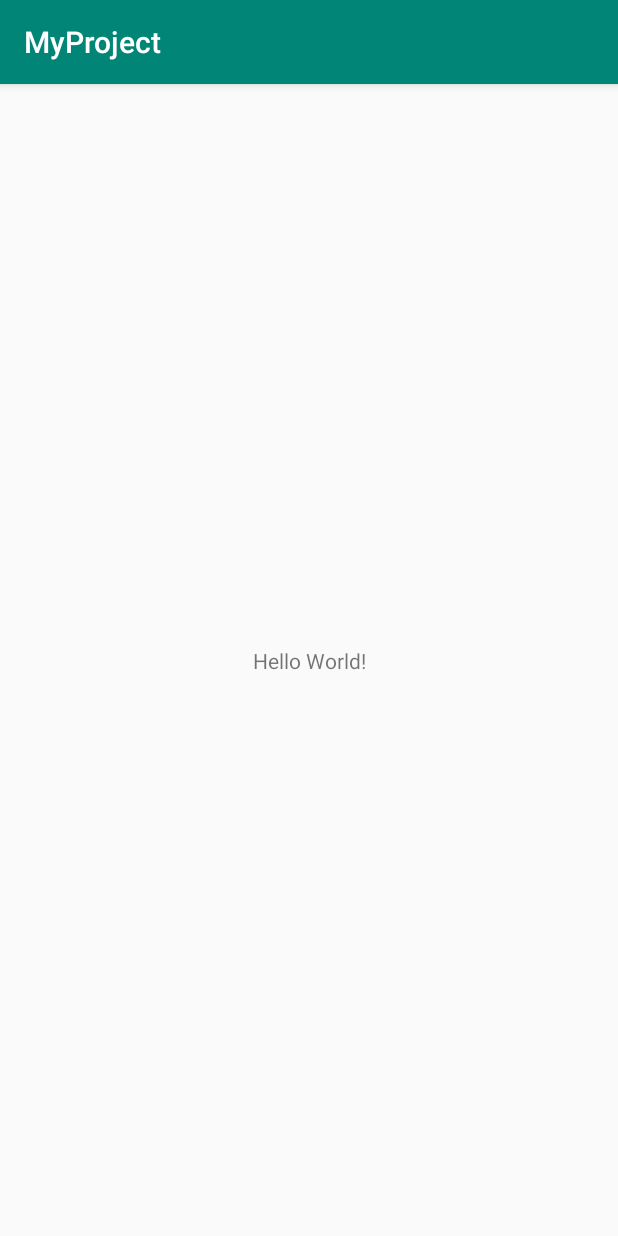
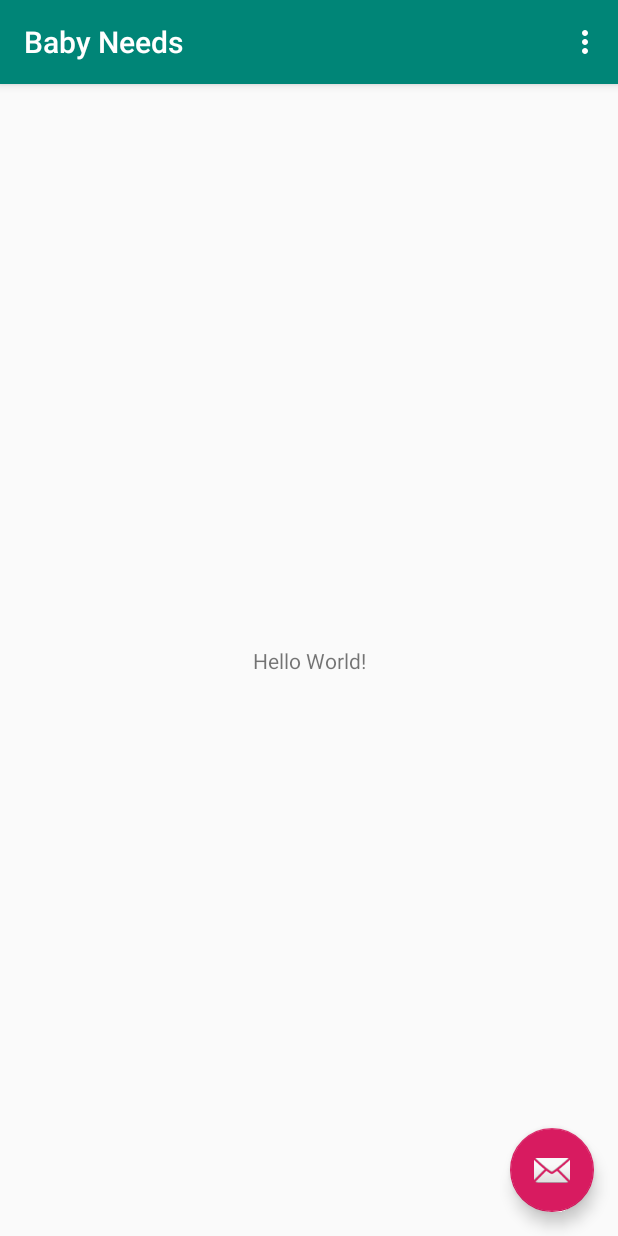
Before and after one commit to margleb/Android, an Android app: the screen it shows after launch (MainActivity), on a phone screen of 412 x 824 dp. Run offline under Robolectric (Android 15) with nearby library versions, the phone set to English and light mode, and no system bars.

Commit message:
Start project with basic activity

```diff
--- /dev/null
+++ b/app/src/main/java/com/bawp/babyneeds/MainActivity.java
@@ -0,0 +1,52 @@
+package com.bawp.babyneeds;
+
+import android.os.Bundle;
+import com.google.android.material.floatingactionbutton.FloatingActionButton;
+import com.google.android.material.snackbar.Snackbar;
+import androidx.appcompat.app.AppCompatActivity;
+import androidx.appcompat.widget.Toolbar;
+import android.view.View;
+import android.view.Menu;
+import android.view.MenuItem;
+
+public class MainActivity extends AppCompatActivity {
+
+    @Override
+    protected void onCreate(Bundle savedInstanceState) {
+        super.onCreate(savedInstanceState);
+        setContentView(R.layout.activity_main);
+        Toolbar toolbar = findViewById(R.id.toolbar);
+        setSupportActionBar(toolbar);
+
+       FloatingActionButton fab = findViewById(R.id.fab);
+        fab.setOnClickListener(new View.OnClickListener() {
+            @Override
+            public void onClick(View view) {
+                Snackbar.make(view, "Replace with your own action", Snackbar.LENGTH_LONG)
+                        .setAction("Action", null).show();
+            }
+        });
+    }
+
+    @Override
+    public boolean onCreateOptionsMenu(Menu menu) {
+        // Inflate the menu; this adds items to the action bar if it is present.
+        getMenuInflater().inflate(R.menu.menu_main, menu);
+        return true;
+    }
+
+    @Override
+    public boolean onOptionsItemSelected(MenuItem item) {
+        // Handle action bar item clicks here. The action bar will
+        // automatically handle clicks on the Home/Up button, so long
+        // as you specify a parent activity in AndroidManifest.xml.
+        int id = item.getItemId();
+
+        //noinspection SimplifiableIfStatement
+        if (id == R.id.action_settings) {
+            return true;
+        }
+
+        return super.onOptionsItemSelected(item);
+    }
+}
--- a/app/src/main/res/layout/activity_main.xml
+++ b/app/src/main/res/layout/activity_main.xml
@@ -1,18 +1,34 @@
 <?xml version="1.0" encoding="utf-8"?>
-<androidx.constraintlayout.widget.ConstraintLayout xmlns:android="http://schemas.android.com/apk/res/android"
+<androidx.coordinatorlayout.widget.CoordinatorLayout
+    xmlns:android="http://schemas.android.com/apk/res/android"
     xmlns:app="http://schemas.android.com/apk/res-auto"
     xmlns:tools="http://schemas.android.com/tools"
     android:layout_width="match_parent"
     android:layout_height="match_parent"
     tools:context=".MainActivity">
 
-    <TextView
+    <com.google.android.material.appbar.AppBarLayout
+        android:layout_height="wrap_content"
+        android:layout_width="match_parent"
+        android:theme="@style/AppTheme.AppBarOverlay">
+
+        <androidx.appcompat.widget.Toolbar
+            android:id="@+id/toolbar"
+            android:layout_width="match_parent"
+            android:layout_height="?attr/actionBarSize"
+            android:background="?attr/colorPrimary"
+            app:popupTheme="@style/AppTheme.PopupOverlay" />
+
+    </com.google.android.material.appbar.AppBarLayout>
+
+    <include layout="@layout/content_main"/>
+
+    <com.google.android.material.floatingactionbutton.FloatingActionButton
+        android:id="@+id/fab"
         android:layout_width="wrap_content"
         android:layout_height="wrap_content"
-        android:text="Hello World!"
-        app:layout_constraintBottom_toBottomOf="parent"
-        app:layout_constraintLeft_toLeftOf="parent"
-        app:layout_constraintRight_toRightOf="parent"
-        app:layout_constraintTop_toTopOf="parent" />
+        android:layout_gravity="bottom|end"
+        android:layout_margin="@dimen/fab_margin"
+        app:srcCompat="@android:drawable/ic_dialog_email" />
 
-</androidx.constraintlayout.widget.ConstraintLayout>
+</androidx.coordinatorlayout.widget.CoordinatorLayout>
--- /dev/null
+++ b/app/src/main/res/layout/content_main.xml
@@ -0,0 +1,21 @@
+<?xml version="1.0" encoding="utf-8"?>
+<androidx.constraintlayout.widget.ConstraintLayout
+    xmlns:android="http://schemas.android.com/apk/res/android"
+    xmlns:tools="http://schemas.android.com/tools"
+    xmlns:app="http://schemas.android.com/apk/res-auto"
+    android:layout_width="match_parent"
+    android:layout_height="match_parent"
+    app:layout_behavior="@string/appbar_scrolling_view_behavior"
+    tools:showIn="@layout/activity_main"
+    tools:context=".MainActivity">
+
+    <TextView
+        android:layout_width="wrap_content"
+        android:layout_height="wrap_content"
+        android:text="Hello World!"
+        app:layout_constraintBottom_toBottomOf="parent"
+        app:layout_constraintLeft_toLeftOf="parent"
+        app:layout_constraintRight_toRightOf="parent"
+        app:layout_constraintTop_toTopOf="parent" />
+
+</androidx.constraintlayout.widget.ConstraintLayout>
--- /dev/null
+++ b/app/src/main/res/menu/menu_main.xml
@@ -0,0 +1,9 @@
+<menu xmlns:android="http://schemas.android.com/apk/res/android"
+    xmlns:app="http://schemas.android.com/apk/res-auto"
+    xmlns:tools="http://schemas.android.com/tools"
+    tools:context="com.bawp.babyneeds.MainActivity" >
+    <item android:id="@+id/action_settings"
+        android:title="@string/action_settings"
+        android:orderInCategory="100"
+        app:showAsAction="never" />
+</menu>
--- a/app/src/main/res/mipmap-anydpi-v26/ic_launcher.xml
+++ b/app/src/main/res/mipmap-anydpi-v26/ic_launcher.xml
@@ -1,5 +1,5 @@
 <?xml version="1.0" encoding="utf-8"?>
 <adaptive-icon xmlns:android="http://schemas.android.com/apk/res/android">
-    <background android:drawable="@drawable/ic_launcher_background" />
-    <foreground android:drawable="@drawable/ic_launcher_foreground" />
+    <background android:drawable="@drawable/ic_launcher_background"/>
+    <foreground android:drawable="@drawable/ic_launcher_foreground"/>
 </adaptive-icon>
--- a/app/src/main/res/mipmap-anydpi-v26/ic_launcher_round.xml
+++ b/app/src/main/res/mipmap-anydpi-v26/ic_launcher_round.xml
@@ -1,5 +1,5 @@
 <?xml version="1.0" encoding="utf-8"?>
 <adaptive-icon xmlns:android="http://schemas.android.com/apk/res/android">
-    <background android:drawable="@drawable/ic_launcher_background" />
-    <foreground android:drawable="@drawable/ic_launcher_foreground" />
+    <background android:drawable="@drawable/ic_launcher_background"/>
+    <foreground android:drawable="@drawable/ic_launcher_foreground"/>
 </adaptive-icon>
--- /dev/null
+++ b/app/src/main/res/values/dimens.xml
@@ -0,0 +1,3 @@
+<resources>
+    <dimen name="fab_margin">16dp</dimen>
+</resources>
--- a/app/src/main/res/values/strings.xml
+++ b/app/src/main/res/values/strings.xml
@@ -1,3 +1,4 @@
 <resources>
-    <string name="app_name">MyProject</string>
+    <string name="app_name">Baby Needs</string>
+    <string name="action_settings">Settings</string>
 </resources>
--- a/app/src/main/res/values/styles.xml
+++ b/app/src/main/res/values/styles.xml
@@ -7,5 +7,11 @@
         <item name="colorPrimaryDark">@color/colorPrimaryDark</item>
         <item name="colorAccent">@color/colorAccent</item>
     </style>
+    <style name="AppTheme.NoActionBar">
+        <item name="windowActionBar">false</item>
+        <item name="windowNoTitle">true</item>
+    </style>
+    <style name="AppTheme.AppBarOverlay" parent="ThemeOverlay.AppCompat.Dark.ActionBar" />
+    <style name="AppTheme.PopupOverlay" parent="ThemeOverlay.AppCompat.Light" />
 
 </resources>
--- a/gradle.properties
+++ b/gradle.properties
@@ -1,16 +1,21 @@
 # Project-wide Gradle settings.
+
 # IDE (e.g. Android Studio) users:
 # Gradle settings configured through the IDE *will override*
 # any settings specified in this file.
+
 # For more details on how to configure your build environment visit
 # http://www.gradle.org/docs/current/userguide/build_environment.html
+
 # Specifies the JVM arguments used for the daemon process.
 # The setting is particularly useful for tweaking memory settings.
 org.gradle.jvmargs=-Xmx1536m
+
 # When configured, Gradle will run in incubating parallel mode.
 # This option should only be used with decoupled projects. More details, visit
 # http://www.gradle.org/docs/current/userguide/multi_project_builds.html#sec:decoupled_projects
 # org.gradle.parallel=true
+
 # AndroidX package structure to make it clearer which packages are bundled with the
 # Android operating system, and which are packaged with your app's APK
 # https://developer.android.com/topic/libraries/support-library/androidx-rn
--- a/settings.gradle
+++ b/settings.gradle
@@ -1,2 +1,2 @@
 include ':app'
-rootProject.name='MyProject'
+rootProject.name='Baby Needs'
```
Also changed, not shown: app/build.gradle (+6 -5 lines), app/src/main/AndroidManifest.xml (+6 -3 lines), app/src/main/res/drawable-v24/ic_launcher_foreground.xml (+6 -6 lines), app/src/main/res/drawable/ic_launcher_background.xml (+70 -166 lines), gradle/wrapper/gradle-wrapper.properties, 2 other files.
